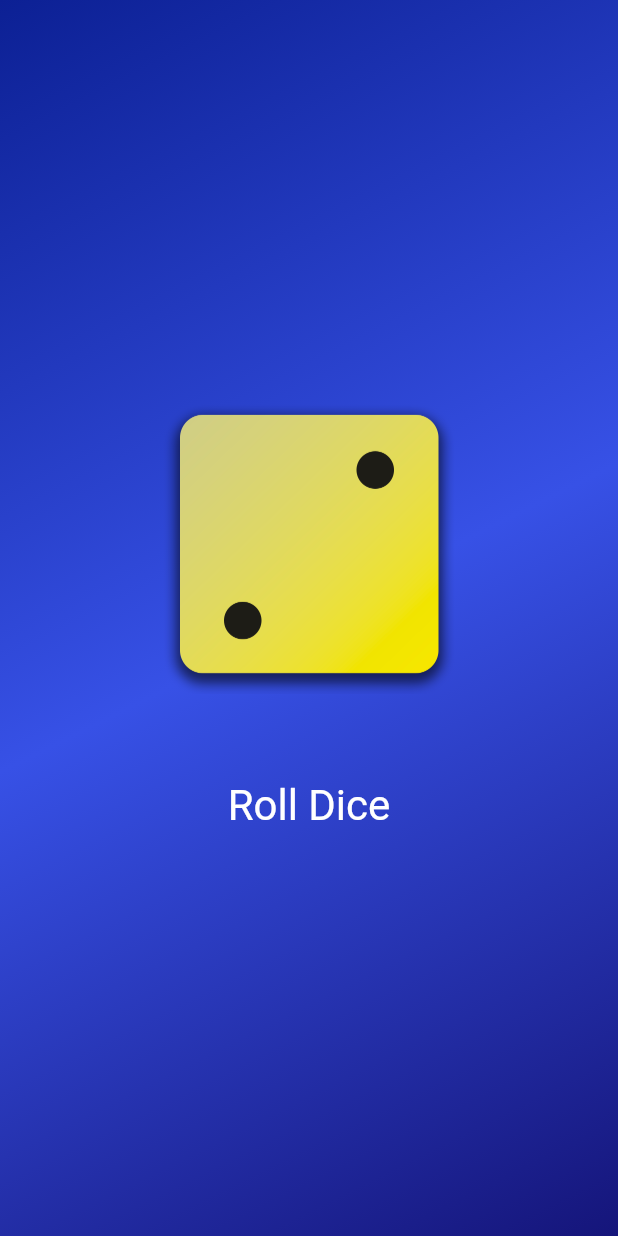
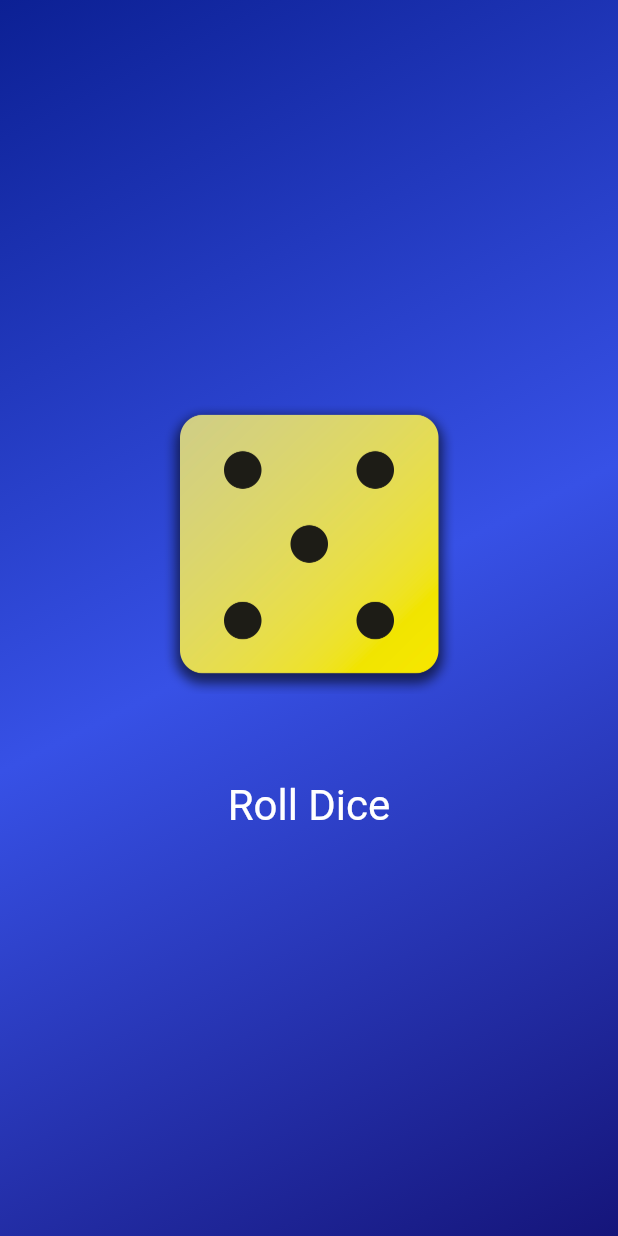
Before and after one commit to eslammoataz/Flutter--Dice, a Flutter app: the screen it shows after launch, after a tap on "Roll Dice", on a phone screen of 412 x 824 dp. Run offline on Flutter 3.47's test engine with Material 3 defaults, Android fonts, the phone set to English and light mode, and no system bars.

```diff
--- a/lib/dice_roller.dart
+++ b/lib/dice_roller.dart
@@ -1,4 +1,8 @@
+import 'package:flutter/foundation.dart';
 import 'package:flutter/material.dart';
+import 'dart:math';
+
+final randomizer = Random();
 
 class DiceRoller extends StatefulWidget {
   const DiceRoller({super.key});
@@ -10,12 +14,13 @@ class DiceRoller extends StatefulWidget {
 }
 
 class _DiceRollerState extends State<DiceRoller> {
-  var activeDiceImage = "assets/images/dice-1.png";
-
+  var currentDiceRoll = 1;
   rollDice() {
-    print("Roll Dice Button Pressed");
+    if (kDebugMode) {
+      print("Roll Dice Button Pressed");
+    }
     setState(() {
-      activeDiceImage = "assets/images/dice-2.png";
+      currentDiceRoll = randomizer.nextInt(6) + 1;
     });
   }
 
@@ -25,7 +30,7 @@ class _DiceRollerState extends State<DiceRoller> {
       mainAxisSize: MainAxisSize.min,
       children: [
         Image.asset(
-          activeDiceImage,
+          "assets/images/dice-$currentDiceRoll.png",
           width: 200,
         ),
         const SizedBox(
```
